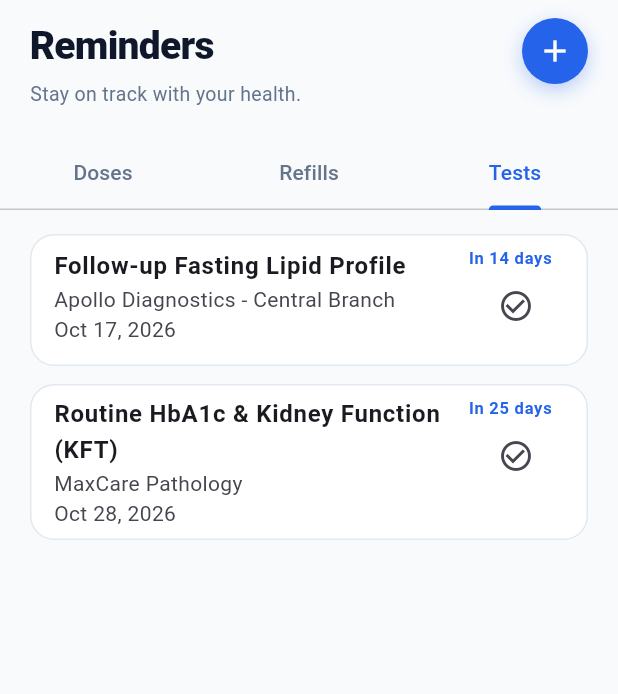
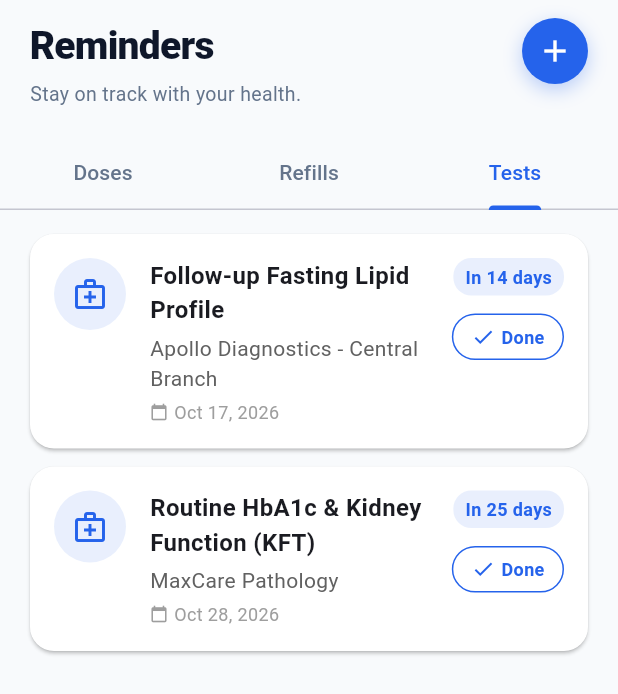
Before and after one commit to vistacortexadmin-blip/new-app-changes, a Flutter app: the RemindersScreen screen opened directly, tab 3 chosen, on a phone screen of 412 x 824 dp. Shown: the top 694 px of the screen. Run offline on Flutter 3.47's test engine with Material 3 defaults, Android fonts, the phone set to English and light mode, and no system bars; our stand-ins replace firebase_analytics, firebase_auth, firebase_core, flutter_local_notifications, flutter_riverpod, flutter_svg and 4 more; accounts and stored records are empty.

Commit message:
style: Improve Tests Tab UI and fix layout overflow on trailing column

```diff
--- a/lib/features/reminders/views/reminders_screen.dart
+++ b/lib/features/reminders/views/reminders_screen.dart
@@ -811,20 +811,98 @@ class _RemindersScreenState extends ConsumerState<RemindersScreen>
 
         return Card(
           margin: const EdgeInsets.only(bottom: 12),
-          child: ListTile(
-            title: Text(test.testName, style: const TextStyle(fontWeight: FontWeight.bold)),
-            subtitle: Text('${test.labOrClinicName}\n$formattedDate'),
-            isThreeLine: true,
-            trailing: Column(
-              mainAxisAlignment: MainAxisAlignment.center,
-              crossAxisAlignment: CrossAxisAlignment.end,
+          elevation: 1,
+          shape: RoundedRectangleBorder(borderRadius: BorderRadius.circular(16)),
+          child: Padding(
+            padding: const EdgeInsets.all(16.0),
+            child: Row(
+              crossAxisAlignment: CrossAxisAlignment.start,
               children: [
-                Text(daysUntilStr, style: TextStyle(color: daysUntil < 0 ? AppColors.warning : AppColors.primary, fontWeight: FontWeight.bold)),
-                IconButton(
-                  icon: const Icon(Icons.check_circle_outline),
-                  onPressed: () {
-                    ref.read(remindersProvider.notifier).markNextTestCompleted(test.id);
-                  },
+                // Left Icon
+                Container(
+                  padding: const EdgeInsets.all(12),
+                  decoration: BoxDecoration(
+                    color: AppColors.primary.withOpacity(0.1),
+                    shape: BoxShape.circle,
+                  ),
+                  child: const Icon(Icons.medical_services_outlined, color: AppColors.primary),
+                ),
+                const SizedBox(width: 16),
+
+                // Middle details
+                Expanded(
+                  child: Column(
+                    crossAxisAlignment: CrossAxisAlignment.start,
+                    children: [
+                      Text(
+                        test.testName,
+                        style: const TextStyle(fontWeight: FontWeight.bold, fontSize: 16),
+                      ),
+                      const SizedBox(height: 4),
+                      Text(
+                        test.labOrClinicName,
+                        style: TextStyle(color: Colors.grey[700], fontSize: 14),
+                      ),
+                      const SizedBox(height: 4),
+                      Row(
+                        children: [
+                          const Icon(Icons.calendar_today, size: 12, color: Colors.grey),
+                          const SizedBox(width: 4),
+                          Text(
+                            formattedDate,
+                            style: const TextStyle(color: Colors.grey, fontSize: 12),
+                          ),
+                        ],
+                      ),
+                    ],
+                  ),
+                ),
+
+                // Right status and button
+                Column(
+                  crossAxisAlignment: CrossAxisAlignment.end,
+                  children: [
+                    Container(
+                      padding: const EdgeInsets.symmetric(horizontal: 8, vertical: 4),
+                      decoration: BoxDecoration(
+                        color: daysUntil < 0 ? AppColors.warning.withOpacity(0.1) : AppColors.primary.withOpacity(0.1),
+                        borderRadius: BorderRadius.circular(12),
+                      ),
+                      child: Text(
+                        daysUntilStr,
+                        style: TextStyle(
+                          color: daysUntil < 0 ? AppColors.warning : AppColors.primary,
+                          fontWeight: FontWeight.bold,
+                          fontSize: 12,
+                        ),
+                      ),
+                    ),
+                    const SizedBox(height: 12),
+                    InkWell(
+                      onTap: () {
+                        ref.read(remindersProvider.notifier).markNextTestCompleted(test.id);
+                        ScaffoldMessenger.of(context).showSnackBar(
+                          const SnackBar(content: Text('Test marked as completed! 🎉')),
+                        );
+                      },
+                      borderRadius: BorderRadius.circular(20),
+                      child: Container(
+                        padding: const EdgeInsets.symmetric(horizontal: 12, vertical: 6),
+                        decoration: BoxDecoration(
+                          border: Border.all(color: AppColors.primary),
+                          borderRadius: BorderRadius.circular(20),
+                        ),
+                        child: const Row(
+                          mainAxisSize: MainAxisSize.min,
+                          children: [
+                            Icon(Icons.check, size: 16, color: AppColors.primary),
+                            SizedBox(width: 4),
+                            Text('Done', style: TextStyle(color: AppColors.primary, fontWeight: FontWeight.bold, fontSize: 12)),
+                          ],
+                        ),
+                      ),
+                    ),
+                  ],
                 ),
               ],
             ),
```
